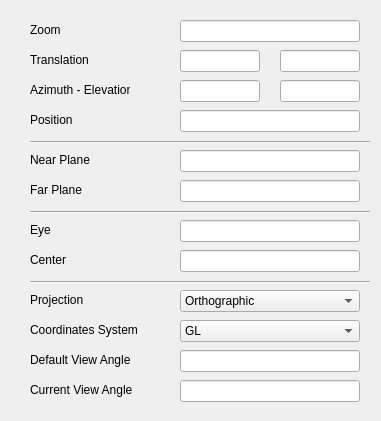
The window that src/cpp/plantgl/gui/base/interface/cameraqt.ui (openalea/plantgl) describes before a commit, drawn with Qt 5.
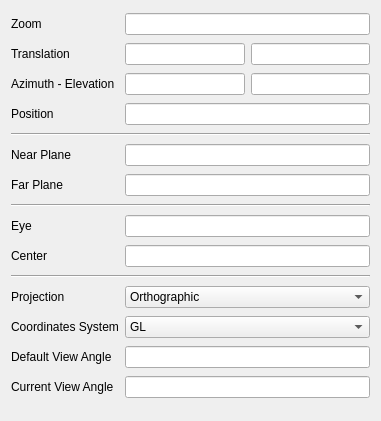
The same window after the commit.

```diff
--- a/src/cpp/plantgl/gui/base/interface/cameraqt.ui
+++ b/src/cpp/plantgl/gui/base/interface/cameraqt.ui
@@ -12,459 +12,287 @@
   <property name="windowTitle" >
    <string>Camera</string>
   </property>
-  <widget class="QLineEdit" name="FarEdit" >
-   <property name="geometry" >
-    <rect>
-     <x>180</x>
-     <y>180</y>
-     <width>180</width>
-     <height>22</height>
-    </rect>
-   </property>
-   <property name="alignment" >
-    <set>Qt::AlignHCenter</set>
-   </property>
-  </widget>
-  <widget class="QLineEdit" name="CenterEdit" >
-   <property name="geometry" >
-    <rect>
-     <x>180</x>
-     <y>250</y>
-     <width>180</width>
-     <height>22</height>
-    </rect>
-   </property>
-   <property name="alignment" >
-    <set>Qt::AlignHCenter</set>
-   </property>
-  </widget>
-  <widget class="QComboBox" name="CoordinatesBox" >
-   <property name="geometry" >
-    <rect>
-     <x>180</x>
-     <y>320</y>
-     <width>180</width>
-     <height>22</height>
-    </rect>
-   </property>
-   <item>
-    <property name="text" >
-     <string>GL</string>
-    </property>
+  <layout class="QGridLayout" name="gridLayout">
+   <item row="0" column="0">
+    <widget class="QLabel" name="ZoomLabel">
+     <property name="text">
+      <string>Zoom</string>
+     </property>
+     <property name="wordWrap">
+      <bool>false</bool>
+     </property>
+    </widget>
    </item>
-   <item>
-    <property name="text" >
-     <string>GEOM</string>
-    </property>
+   <item row="0" column="1" colspan="2">
+    <widget class="QLineEdit" name="ZoomEdit">
+     <property name="acceptDrops">
+      <bool>false</bool>
+     </property>
+     <property name="alignment">
+      <set>Qt::AlignHCenter</set>
+     </property>
+    </widget>
    </item>
-  </widget>
-  <widget class="QLabel" name="Translation" >
-   <property name="geometry" >
-    <rect>
-     <x>30</x>
-     <y>50</y>
-     <width>61</width>
-     <height>20</height>
-    </rect>
-   </property>
-   <property name="text" >
-    <string>Translation</string>
-   </property>
-   <property name="wordWrap" >
-    <bool>false</bool>
-   </property>
-  </widget>
-  <widget class="QLabel" name="FarLabel" >
-   <property name="geometry" >
-    <rect>
-     <x>30</x>
-     <y>180</y>
-     <width>61</width>
-     <height>20</height>
-    </rect>
-   </property>
-   <property name="text" >
-    <string>Far Plane</string>
-   </property>
-   <property name="wordWrap" >
-    <bool>false</bool>
-   </property>
-  </widget>
-  <widget class="QLineEdit" name="CurrentAngleEdit" >
-   <property name="geometry" >
-    <rect>
-     <x>180</x>
-     <y>380</y>
-     <width>180</width>
-     <height>22</height>
-    </rect>
-   </property>
-   <property name="alignment" >
-    <set>Qt::AlignHCenter</set>
-   </property>
-  </widget>
-  <widget class="QLineEdit" name="YTranslationEdit" >
-   <property name="geometry" >
-    <rect>
-     <x>280</x>
-     <y>50</y>
-     <width>80</width>
-     <height>22</height>
-    </rect>
-   </property>
-   <property name="alignment" >
-    <set>Qt::AlignHCenter</set>
-   </property>
-  </widget>
-  <widget class="QLabel" name="ZoomLabel" >
-   <property name="geometry" >
-    <rect>
-     <x>30</x>
-     <y>20</y>
-     <width>61</width>
-     <height>20</height>
-    </rect>
-   </property>
-   <property name="text" >
-    <string>Zoom</string>
-   </property>
-   <property name="wordWrap" >
-    <bool>false</bool>
-   </property>
-  </widget>
-  <widget class="QLabel" name="CenterLabel" >
-   <property name="geometry" >
-    <rect>
-     <x>30</x>
-     <y>250</y>
-     <width>68</width>
-     <height>20</height>
-    </rect>
-   </property>
-   <property name="text" >
-    <string>Center</string>
-   </property>
-   <property name="wordWrap" >
-    <bool>false</bool>
-   </property>
-  </widget>
-  <widget class="QLineEdit" name="DefaultAngleEdit" >
-   <property name="geometry" >
-    <rect>
-     <x>180</x>
-     <y>350</y>
-     <width>180</width>
-     <height>22</height>
-    </rect>
-   </property>
-   <property name="alignment" >
-    <set>Qt::AlignHCenter</set>
-   </property>
-  </widget>
-  <widget class="QLineEdit" name="XTranslationEdit" >
-   <property name="geometry" >
-    <rect>
-     <x>180</x>
-     <y>50</y>
-     <width>80</width>
-     <height>22</height>
-    </rect>
-   </property>
-   <property name="alignment" >
-    <set>Qt::AlignHCenter</set>
-   </property>
-  </widget>
-  <widget class="QComboBox" name="ProjectionBox" >
-   <property name="geometry" >
-    <rect>
-     <x>180</x>
-     <y>290</y>
-     <width>180</width>
-     <height>22</height>
-    </rect>
-   </property>
-   <item>
-    <property name="text" >
-     <string>Orthographic</string>
-    </property>
+   <item row="1" column="0">
+    <widget class="QLabel" name="Translation">
+     <property name="text">
+      <string>Translation</string>
+     </property>
+     <property name="wordWrap">
+      <bool>false</bool>
+     </property>
+    </widget>
    </item>
-   <item>
-    <property name="text" >
-     <string>Perspective</string>
-    </property>
+   <item row="1" column="1">
+    <widget class="QLineEdit" name="XTranslationEdit">
+     <property name="alignment">
+      <set>Qt::AlignHCenter</set>
+     </property>
+    </widget>
    </item>
-  </widget>
-  <widget class="QLabel" name="ProjectionLabel2" >
-   <property name="geometry" >
-    <rect>
-     <x>30</x>
-     <y>290</y>
-     <width>68</width>
-     <height>20</height>
-    </rect>
-   </property>
-   <property name="text" >
-    <string>Projection</string>
-   </property>
-   <property name="wordWrap" >
-    <bool>false</bool>
-   </property>
-  </widget>
-  <widget class="QLineEdit" name="EyeEdit" >
-   <property name="geometry" >
-    <rect>
-     <x>180</x>
-     <y>220</y>
-     <width>180</width>
-     <height>22</height>
-    </rect>
-   </property>
-   <property name="alignment" >
-    <set>Qt::AlignHCenter</set>
-   </property>
-  </widget>
-  <widget class="QLabel" name="EyeLabel2" >
-   <property name="geometry" >
-    <rect>
-     <x>30</x>
-     <y>220</y>
-     <width>68</width>
-     <height>20</height>
-    </rect>
-   </property>
-   <property name="text" >
-    <string>Eye</string>
-   </property>
-   <property name="wordWrap" >
-    <bool>false</bool>
-   </property>
-  </widget>
-  <widget class="QLabel" name="NearLabel" >
-   <property name="geometry" >
-    <rect>
-     <x>30</x>
-     <y>150</y>
-     <width>70</width>
-     <height>20</height>
-    </rect>
-   </property>
-   <property name="text" >
-    <string>Near Plane</string>
-   </property>
-   <property name="wordWrap" >
-    <bool>false</bool>
-   </property>
-  </widget>
-  <widget class="QLabel" name="systemLabel" >
-   <property name="geometry" >
-    <rect>
-     <x>30</x>
-     <y>320</y>
-     <width>140</width>
-     <height>20</height>
-    </rect>
-   </property>
-   <property name="text" >
-    <string>Coordinates System</string>
-   </property>
-   <property name="wordWrap" >
-    <bool>false</bool>
-   </property>
-  </widget>
-  <widget class="QLabel" name="AngleLabel" >
-   <property name="geometry" >
-    <rect>
-     <x>30</x>
-     <y>350</y>
-     <width>140</width>
-     <height>20</height>
-    </rect>
-   </property>
-   <property name="text" >
-    <string>Default View Angle</string>
-   </property>
-   <property name="wordWrap" >
-    <bool>false</bool>
-   </property>
-  </widget>
-  <widget class="QLabel" name="AngleLabel2" >
-   <property name="geometry" >
-    <rect>
-     <x>30</x>
-     <y>380</y>
-     <width>130</width>
-     <height>20</height>
-    </rect>
-   </property>
-   <property name="text" >
-    <string>Current View Angle</string>
-   </property>
-   <property name="wordWrap" >
-    <bool>false</bool>
-   </property>
-  </widget>
-  <widget class="Line" name="Line3_2_2" >
-   <property name="geometry" >
-    <rect>
-     <x>30</x>
-     <y>280</y>
-     <width>340</width>
-     <height>5</height>
-    </rect>
-   </property>
-   <property name="frameShape" >
-    <enum>QFrame::HLine</enum>
-   </property>
-   <property name="frameShadow" >
-    <enum>QFrame::Sunken</enum>
-   </property>
-   <property name="orientation" >
-    <enum>Qt::Horizontal</enum>
-   </property>
-  </widget>
-  <widget class="Line" name="Line3_2" >
-   <property name="geometry" >
-    <rect>
-     <x>30</x>
-     <y>210</y>
-     <width>340</width>
-     <height>5</height>
-    </rect>
-   </property>
-   <property name="frameShape" >
-    <enum>QFrame::HLine</enum>
-   </property>
-   <property name="frameShadow" >
-    <enum>QFrame::Sunken</enum>
-   </property>
-   <property name="orientation" >
-    <enum>Qt::Horizontal</enum>
-   </property>
-  </widget>
-  <widget class="QLineEdit" name="NearEdit" >
-   <property name="geometry" >
-    <rect>
-     <x>180</x>
-     <y>150</y>
-     <width>180</width>
-     <height>22</height>
-    </rect>
-   </property>
-   <property name="alignment" >
-    <set>Qt::AlignHCenter</set>
-   </property>
-  </widget>
-  <widget class="Line" name="Line3" >
-   <property name="geometry" >
-    <rect>
-     <x>30</x>
-     <y>140</y>
-     <width>340</width>
-     <height>5</height>
-    </rect>
-   </property>
-   <property name="frameShape" >
-    <enum>QFrame::HLine</enum>
-   </property>
-   <property name="frameShadow" >
-    <enum>QFrame::Sunken</enum>
-   </property>
-   <property name="orientation" >
-    <enum>Qt::Horizontal</enum>
-   </property>
-  </widget>
-  <widget class="QLineEdit" name="AzimuthEdit" >
-   <property name="geometry" >
-    <rect>
-     <x>180</x>
-     <y>80</y>
-     <width>80</width>
-     <height>22</height>
-    </rect>
-   </property>
-   <property name="alignment" >
-    <set>Qt::AlignHCenter</set>
-   </property>
-  </widget>
-  <widget class="QLineEdit" name="ElevationEdit" >
-   <property name="geometry" >
-    <rect>
-     <x>280</x>
-     <y>80</y>
-     <width>80</width>
-     <height>22</height>
-    </rect>
-   </property>
-   <property name="alignment" >
-    <set>Qt::AlignHCenter</set>
-   </property>
-  </widget>
-  <widget class="QLabel" name="AzimuthLabel" >
-   <property name="geometry" >
-    <rect>
-     <x>30</x>
-     <y>80</y>
-     <width>100</width>
-     <height>20</height>
-    </rect>
-   </property>
-   <property name="text" >
-    <string>Azimuth - Elevation</string>
-   </property>
-   <property name="wordWrap" >
-    <bool>false</bool>
-   </property>
-  </widget>
-  <widget class="QLabel" name="PositionLabel" >
-   <property name="geometry" >
-    <rect>
-     <x>30</x>
-     <y>110</y>
-     <width>61</width>
-     <height>20</height>
-    </rect>
-   </property>
-   <property name="text" >
-    <string>Position</string>
-   </property>
-   <property name="wordWrap" >
-    <bool>false</bool>
-   </property>
-  </widget>
-  <widget class="QLineEdit" name="ZoomEdit" >
-   <property name="geometry" >
-    <rect>
-     <x>180</x>
-     <y>20</y>
-     <width>180</width>
-     <height>22</height>
-    </rect>
-   </property>
-   <property name="acceptDrops" >
-    <bool>false</bool>
-   </property>
-   <property name="alignment" >
-    <set>Qt::AlignHCenter</set>
-   </property>
-  </widget>
-  <widget class="QLineEdit" name="PositionEdit" >
-   <property name="geometry" >
-    <rect>
-     <x>180</x>
-     <y>110</y>
-     <width>180</width>
-     <height>22</height>
-    </rect>
-   </property>
-   <property name="acceptDrops" >
-    <bool>false</bool>
-   </property>
-   <property name="alignment" >
-    <set>Qt::AlignHCenter</set>
-   </property>
-  </widget>
+   <item row="1" column="2">
+    <widget class="QLineEdit" name="YTranslationEdit">
+     <property name="alignment">
+      <set>Qt::AlignHCenter</set>
+     </property>
+    </widget>
+   </item>
+   <item row="2" column="0">
+    <widget class="QLabel" name="AzimuthLabel">
+     <property name="text">
+      <string>Azimuth - Elevation</string>
+     </property>
+     <property name="wordWrap">
+      <bool>false</bool>
+     </property>
+    </widget>
+   </item>
+   <item row="2" column="1">
+    <widget class="QLineEdit" name="AzimuthEdit">
+     <property name="alignment">
+      <set>Qt::AlignHCenter</set>
+     </property>
+    </widget>
+   </item>
+   <item row="2" column="2">
+    <widget class="QLineEdit" name="ElevationEdit">
+     <property name="alignment">
+      <set>Qt::AlignHCenter</set>
+     </property>
+    </widget>
+   </item>
+   <item row="3" column="0">
+    <widget class="QLabel" name="PositionLabel">
+     <property name="text">
+      <string>Position</string>
+     </property>
+     <property name="wordWrap">
+      <bool>false</bool>
+     </property>
+    </widget>
+   </item>
+   <item row="3" column="1" colspan="2">
+    <widget class="QLineEdit" name="PositionEdit">
+     <property name="acceptDrops">
+      <bool>false</bool>
+     </property>
+     <property name="alignment">
+      <set>Qt::AlignHCenter</set>
+     </property>
+    </widget>
+   </item>
+   <item row="4" column="0" colspan="3">
+    <widget class="Line" name="Line3">
+     <property name="frameShape">
+      <enum>QFrame::HLine</enum>
+     </property>
+     <property name="frameShadow">
+      <enum>QFrame::Sunken</enum>
+     </property>
+     <property name="orientation">
+      <enum>Qt::Horizontal</enum>
+     </property>
+    </widget>
+   </item>
+   <item row="5" column="0">
+    <widget class="QLabel" name="NearLabel">
+     <property name="text">
+      <string>Near Plane</string>
+     </property>
+     <property name="wordWrap">
+      <bool>false</bool>
+     </property>
+    </widget>
+   </item>
+   <item row="5" column="1" colspan="2">
+    <widget class="QLineEdit" name="NearEdit">
+     <property name="alignment">
+      <set>Qt::AlignHCenter</set>
+     </property>
+    </widget>
+   </item>
+   <item row="6" column="0">
+    <widget class="QLabel" name="FarLabel">
+     <property name="text">
+      <string>Far Plane</string>
+     </property>
+     <property name="wordWrap">
+      <bool>false</bool>
+     </property>
+    </widget>
+   </item>
+   <item row="6" column="1" colspan="2">
+    <widget class="QLineEdit" name="FarEdit">
+     <property name="alignment">
+      <set>Qt::AlignHCenter</set>
+     </property>
+    </widget>
+   </item>
+   <item row="7" column="0" colspan="3">
+    <widget class="Line" name="Line3_2">
+     <property name="frameShape">
+      <enum>QFrame::HLine</enum>
+     </property>
+     <property name="frameShadow">
+      <enum>QFrame::Sunken</enum>
+     </property>
+     <property name="orientation">
+      <enum>Qt::Horizontal</enum>
+     </property>
+    </widget>
+   </item>
+   <item row="8" column="0">
+    <widget class="QLabel" name="EyeLabel2">
+     <property name="text">
+      <string>Eye</string>
+     </property>
+     <property name="wordWrap">
+      <bool>false</bool>
+     </property>
+    </widget>
+   </item>
+   <item row="8" column="1" colspan="2">
+    <widget class="QLineEdit" name="EyeEdit">
+     <property name="alignment">
+      <set>Qt::AlignHCenter</set>
+     </property>
+    </widget>
+   </item>
+   <item row="9" column="0">
+    <widget class="QLabel" name="CenterLabel">
+     <property name="text">
+      <string>Center</string>
+     </property>
+     <property name="wordWrap">
+      <bool>false</bool>
+     </property>
+    </widget>
+   </item>
+   <item row="9" column="1" colspan="2">
+    <widget class="QLineEdit" name="CenterEdit">
+     <property name="alignment">
+      <set>Qt::AlignHCenter</set>
+     </property>
+    </widget>
+   </item>
+   <item row="10" column="0" colspan="3">
+    <widget class="Line" name="Line3_2_2">
+     <property name="frameShape">
+      <enum>QFrame::HLine</enum>
+     </property>
+     <property name="frameShadow">
+      <enum>QFrame::Sunken</enum>
+     </property>
+     <property name="orientation">
+      <enum>Qt::Horizontal</enum>
+     </property>
+    </widget>
+   </item>
+   <item row="11" column="0">
+    <widget class="QLabel" name="ProjectionLabel2">
+     <property name="text">
+      <string>Projection</string>
+     </property>
+     <property name="wordWrap">
+      <bool>false</bool>
+     </property>
+    </widget>
+   </item>
+   <item row="11" column="1" colspan="2">
+    <widget class="QComboBox" name="ProjectionBox">
+     <item>
+      <property name="text">
+       <string>Orthographic</string>
+      </property>
+     </item>
+     <item>
+      <property name="text">
+       <string>Perspective</string>
+      </property>
+     </item>
+    </widget>
+   </item>
+   <item row="12" column="0">
+    <widget class="QLabel" name="systemLabel">
+     <property name="text">
+      <string>Coordinates System</string>
+     </property>
+     <property name="wordWrap">
+      <bool>false</bool>
+     </property>
+    </widget>
+   </item>
+   <item row="12" column="1" colspan="2">
+    <widget class="QComboBox" name="CoordinatesBox">
+     <item>
+      <property name="text">
+       <string>GL</string>
+      </property>
+     </item>
+     <item>
+      <property name="text">
+       <string>GEOM</string>
+      </property>
+     </item>
+    </widget>
+   </item>
+   <item row="13" column="0">
+    <widget class="QLabel" name="AngleLabel">
+     <property name="text">
+      <string>Default View Angle</string>
+     </property>
+     <property name="wordWrap">
+      <bool>false</bool>
+     </property>
+    </widget>
+   </item>
+   <item row="13" column="1" colspan="2">
+    <widget class="QLineEdit" name="DefaultAngleEdit">
+     <property name="alignment">
+      <set>Qt::AlignHCenter</set>
+     </property>
+    </widget>
+   </item>
+   <item row="14" column="0">
+    <widget class="QLabel" name="AngleLabel2">
+     <property name="text">
+      <string>Current View Angle</string>
+     </property>
+     <property name="wordWrap">
+      <bool>false</bool>
+     </property>
+    </widget>
+   </item>
+   <item row="14" column="1" colspan="2">
+    <widget class="QLineEdit" name="CurrentAngleEdit">
+     <property name="alignment">
+      <set>Qt::AlignHCenter</set>
+     </property>
+    </widget>
+   </item>
+  </layout>
  </widget>
- <layoutdefault spacing="6" margin="11" />
+ <layoutdefault spacing="6" margin="11"/>
  <pixmapfunction>qPixmapFromMimeSource</pixmapfunction>
  <resources/>
  <connections/>
```
Left out of the diff: 9 changed lines with no effect on the pictures.
